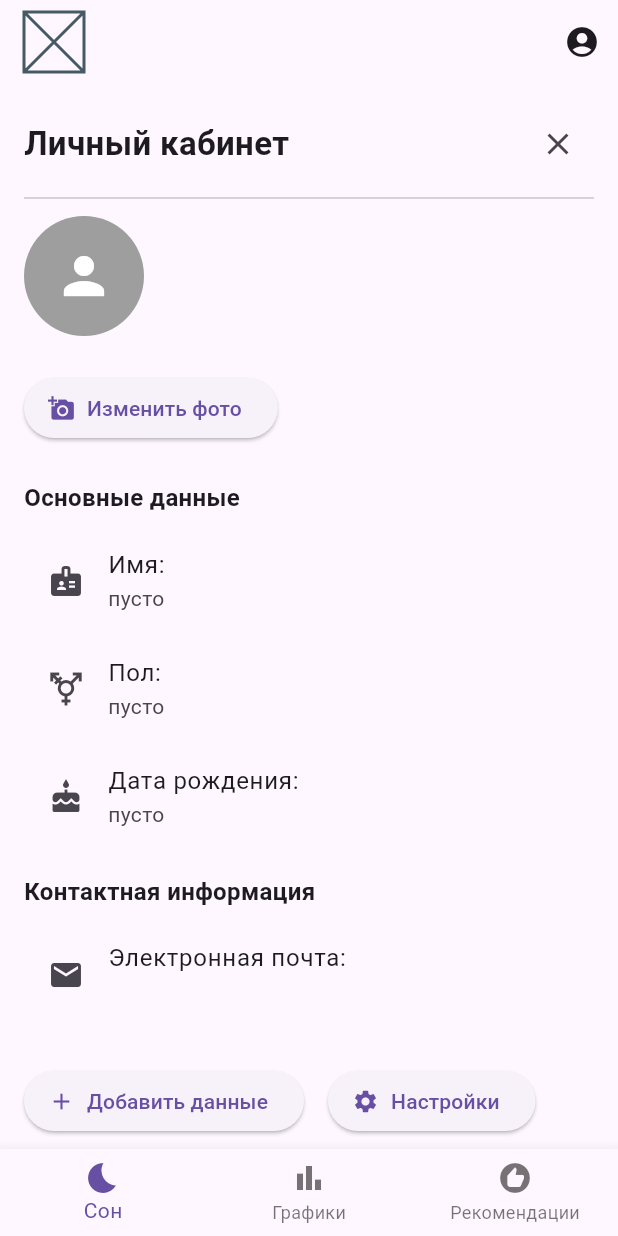
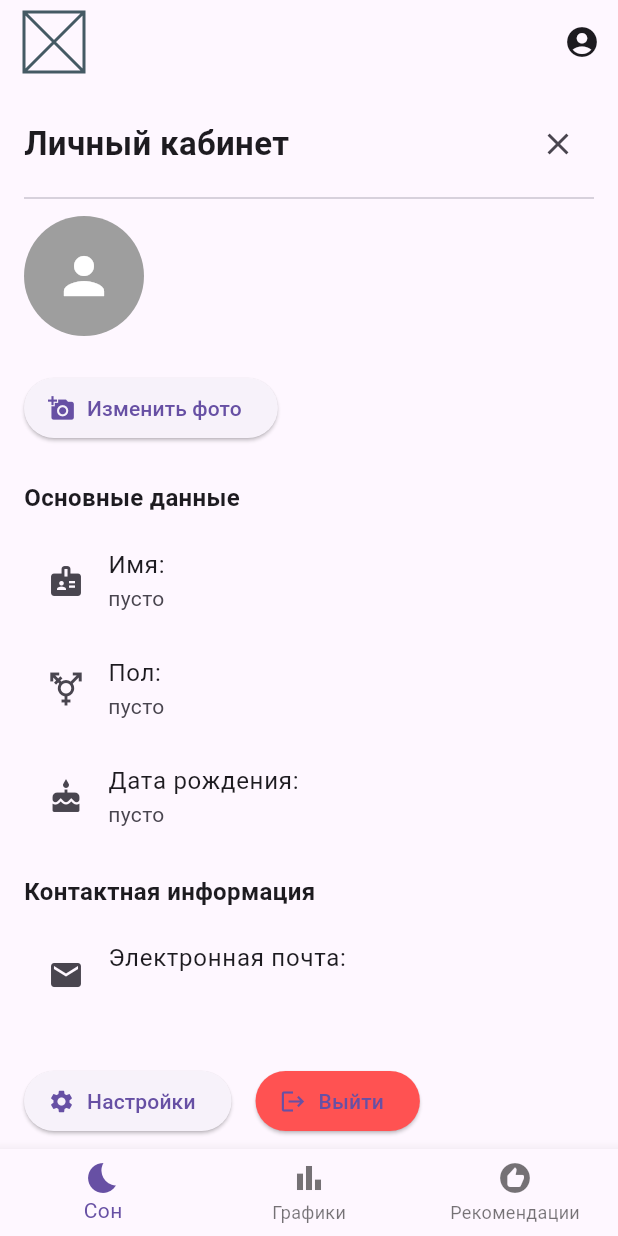
Before and after one commit to DaniilTooZir/SleepTracking_Flutter, a Flutter app: the PersonalAccountScreen screen opened by its route, on a phone screen of 412 x 824 dp. Run offline on Flutter 3.47's test engine with Material 3 defaults, Android fonts, the light colour scheme and no system bars; our stand-ins replace fl_chart, flutter_dotenv, go_router, image_picker, supabase_flutter; accounts and stored records are empty.

Commit message:
Добавил кнопку и логику выхода из аккаунта

```diff
--- a/lib/ui/screens/personal_account_screen.dart
+++ b/lib/ui/screens/personal_account_screen.dart
@@ -5,6 +5,7 @@ import 'package:provider/provider.dart';
 import 'package:sleep_tracking/providers/user_provider.dart';
 import 'package:sleep_tracking/data/services/personal_account_service.dart';
 import 'package:sleep_tracking/models/user.dart';
+import 'package:go_router/go_router.dart';
 
 class PersonalAccountScreen extends StatefulWidget {
   const PersonalAccountScreen({super.key});
@@ -170,17 +171,23 @@ class _PersonalAccountScreenState extends State<PersonalAccountScreen> {
                         children: [
                           ElevatedButton.icon(
                             onPressed: () {
-                              //реализовать открытие формы добавления данных
-                            },
-                            icon: const Icon(Icons.add),
-                            label: const Text('Добавить данные'),
-                          ),
-                          ElevatedButton.icon(
-                            onPressed: () {
                               //реализовать открытие настроек
                             },
                             icon: const Icon(Icons.settings),
                             label: const Text('Настройки'),
+                          ),
+                          ElevatedButton.icon(
+                            onPressed: () {
+                              Provider.of<UserProvider>(context, listen: false).clearUserId();
+                              Future.microtask(() {
+                                context.go('/');
+                              });
+                            },
+                            icon: const Icon(Icons.logout),
+                            label: const Text('Выйти'),
+                            style: ElevatedButton.styleFrom(
+                              backgroundColor: Colors.redAccent,
+                            ),
                           ),
                         ],
                       ),
```
